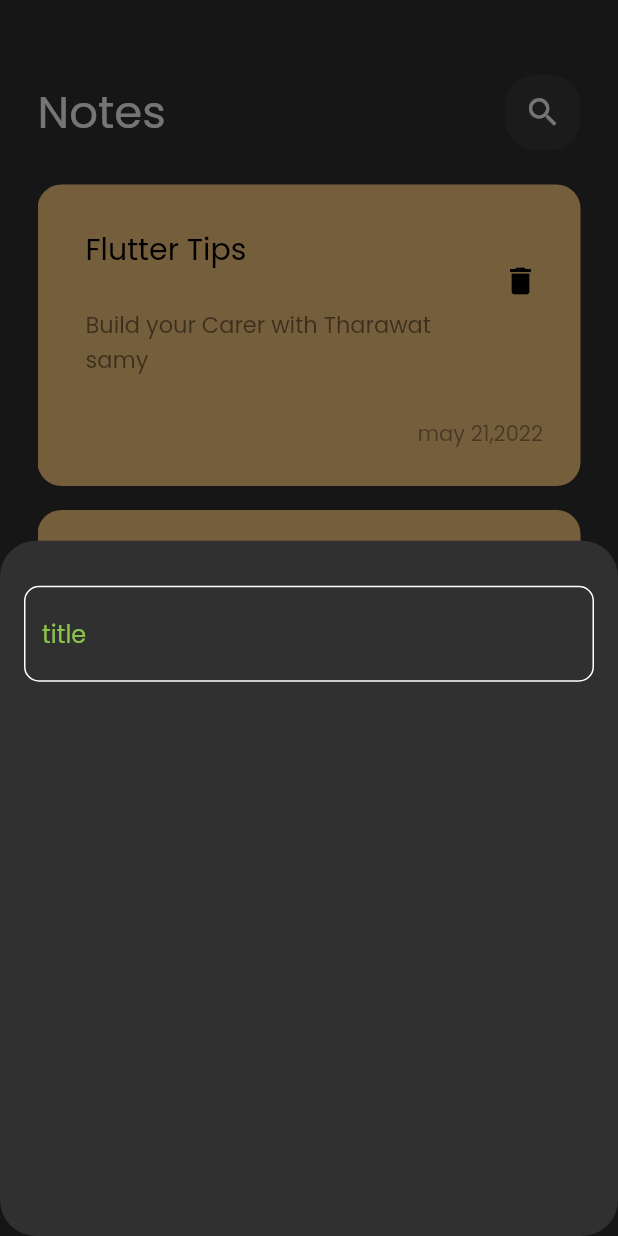
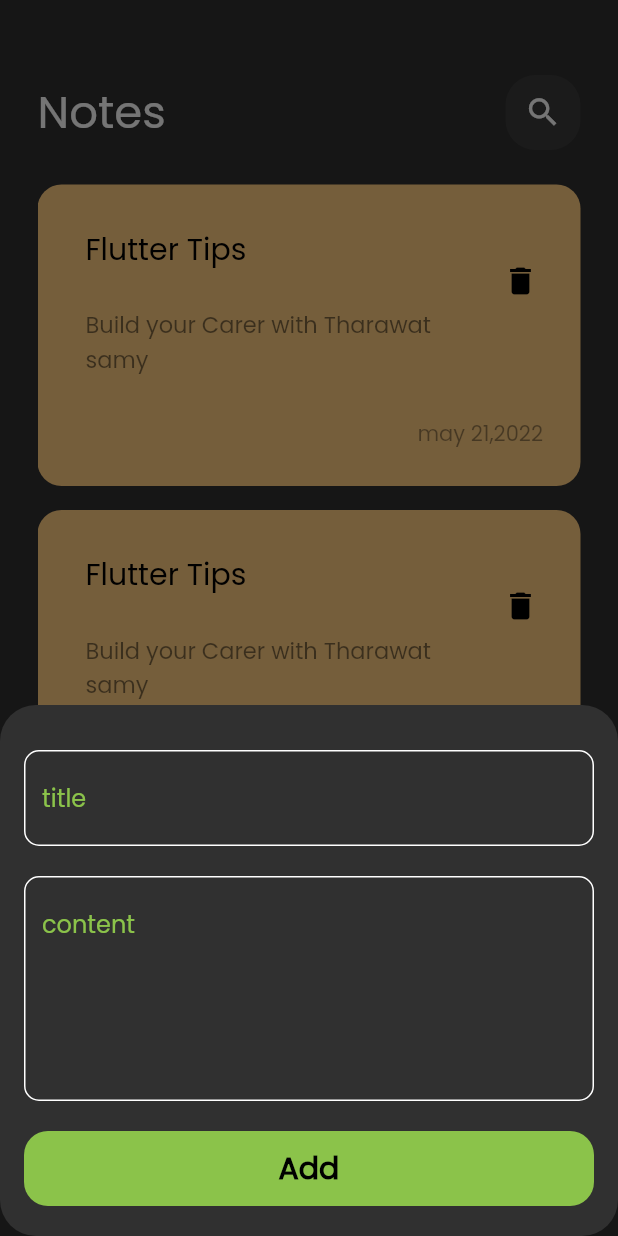
Before and after one commit to bodeal5ofas/final, a Flutter app: the screen it shows after launch, after a tap on the "add" icon, on a phone screen of 412 x 824 dp. Run offline on Flutter 3.47's test engine with Material 2 defaults, Android fonts, the phone set to English and light mode, and no system bars.

Commit message:
add hive

```diff
--- a/lib/widgets/add_note_sheet_iteam.dart
+++ b/lib/widgets/add_note_sheet_iteam.dart
@@ -1,3 +1,4 @@
+import 'package:final_project/widgets/custom_button.dart';
 import 'package:final_project/widgets/custom_text_field.dart';
 import 'package:flutter/material.dart';
 
@@ -9,13 +10,29 @@ class AddNoteShettIteam extends StatelessWidget {
     return Container(
       child: Padding(
         padding: const EdgeInsets.symmetric(horizontal: 16),
+        child: SingleChildScrollView(
           child: Column(
             children: [
               SizedBox(
                 height: 30,
               ),
-            CustomTextField(),
+              CustomTextField(hint: 'title'),
+              SizedBox(
+                height: 20,
+              ),
+              CustomTextField(
+                hint: 'content',
+                maxline: 5,
+              ),
+              SizedBox(
+                height: 20,
+              ),
+              CustomButton(),
+              SizedBox(
+                height: 20,
+              ),
             ],
+          ),
         ),
       ),
     );
--- a/lib/widgets/custom_NoteBody.dart
+++ b/lib/widgets/custom_NoteBody.dart
@@ -15,7 +15,7 @@ class CustomNoteBody extends StatelessWidget {
           SizedBox(
             height: 50,
           ),
-          CustomAppBar(),
+          CustomAppBar(title: 'Notes', icon: Icons.search),
           SizedBox(
             height: 15,
           ),
--- a/lib/widgets/custom_SearchIcon.dart
+++ b/lib/widgets/custom_SearchIcon.dart
@@ -1,15 +1,15 @@
 import 'package:flutter/material.dart';
 
 class CustomSearchIcon extends StatelessWidget {
-  const CustomSearchIcon({super.key});
-
+  const CustomSearchIcon({super.key, required this.icon});
+  final IconData icon;
   @override
   Widget build(BuildContext context) {
     return Container(
       child: IconButton(
           onPressed: () {},
           icon: Icon(
-            Icons.search,
+            icon,
             size: 25,
           )),
       height: 50,
--- a/lib/widgets/custom_appBar.dart
+++ b/lib/widgets/custom_appBar.dart
@@ -2,18 +2,21 @@ import 'package:flutter/material.dart';
 import 'package:final_project/widgets/custom_SearchIcon.dart';
 
 class CustomAppBar extends StatelessWidget {
-  const CustomAppBar({super.key});
-
+  const CustomAppBar({super.key, required this.title, required this.icon});
+  final String title;
+  final IconData icon;
   @override
   Widget build(BuildContext context) {
-    return const Row(
+    return Row(
       mainAxisAlignment: MainAxisAlignment.spaceBetween,
       children: [
         Text(
-          'Notes',
+          title,
           style: TextStyle(fontSize: 30),
         ),
-        CustomSearchIcon()
+        CustomSearchIcon(
+          icon: icon,
+        )
       ],
     );
   }
--- /dev/null
+++ b/lib/widgets/custom_button.dart
@@ -0,0 +1,23 @@
+import 'package:final_project/constant.dart';
+import 'package:flutter/material.dart';
+
+class CustomButton extends StatelessWidget {
+  const CustomButton({super.key});
+
+  @override
+  Widget build(BuildContext context) {
+    return Container(
+      width: MediaQuery.of(context).size.width,
+      height: 50,
+      decoration: BoxDecoration(
+          borderRadius: BorderRadius.circular(16), color: kPrimaryColor),
+      child: Center(
+        child: Text(
+          'Add',
+          style: TextStyle(
+              color: Colors.black, fontSize: 20, fontWeight: FontWeight.bold),
+        ),
+      ),
+    );
+  }
+}
--- a/lib/widgets/custom_text_field.dart
+++ b/lib/widgets/custom_text_field.dart
@@ -2,17 +2,19 @@ import 'package:final_project/constant.dart';
 import 'package:flutter/material.dart';
 
 class CustomTextField extends StatelessWidget {
-  const CustomTextField({super.key});
-
+  const CustomTextField({super.key, required this.hint, this.maxline = 1});
+  final String hint;
+  final int maxline;
   @override
   Widget build(BuildContext context) {
     return TextField(
+      maxLines: maxline,
       cursorColor: kPrimaryColor,
       decoration: InputDecoration(
         border: buildBorder(),
         enabledBorder: buildBorder(),
         focusedBorder: buildBorder(color: kPrimaryColor),
-        hintText: 'title',
+        hintText: hint,
         hintStyle: const TextStyle(color: kPrimaryColor),
       ),
     );
--- a/lib/widgets/notes_iteam.dart
+++ b/lib/widgets/notes_iteam.dart
@@ -1,3 +1,4 @@
+import 'package:final_project/screens/edit_page.dart';
 import 'package:flutter/material.dart';
 
 class NotesIteam extends StatelessWidget {
@@ -5,7 +6,15 @@ class NotesIteam extends StatelessWidget {
 
   @override
   Widget build(BuildContext context) {
-    return Container(
+    return GestureDetector(
+      onTap: () {
+        Navigator.push(context, MaterialPageRoute(
+          builder: (context) {
+            return EditNoteView();
+          },
+        ));
+      },
+      child: Container(
         padding: const EdgeInsets.only(top: 24, bottom: 24, left: 16),
         decoration: BoxDecoration(
           borderRadius: BorderRadius.circular(16),
@@ -48,6 +57,7 @@ class NotesIteam extends StatelessWidget {
             ),
           ],
         ),
+      ),
     );
   }
 }
```
Also changed, not shown: lib/models/note_model.dart (added, +15 -0 lines), lib/screens/edit_page.dart (added, +13 -0 lines), lib/widgets/edit_view_body.dart (added, +33 -0 lines), pubspec.yaml (+7 -15 lines), pubspec.lock. Lines whose indentation alone changed are shown as unchanged.
